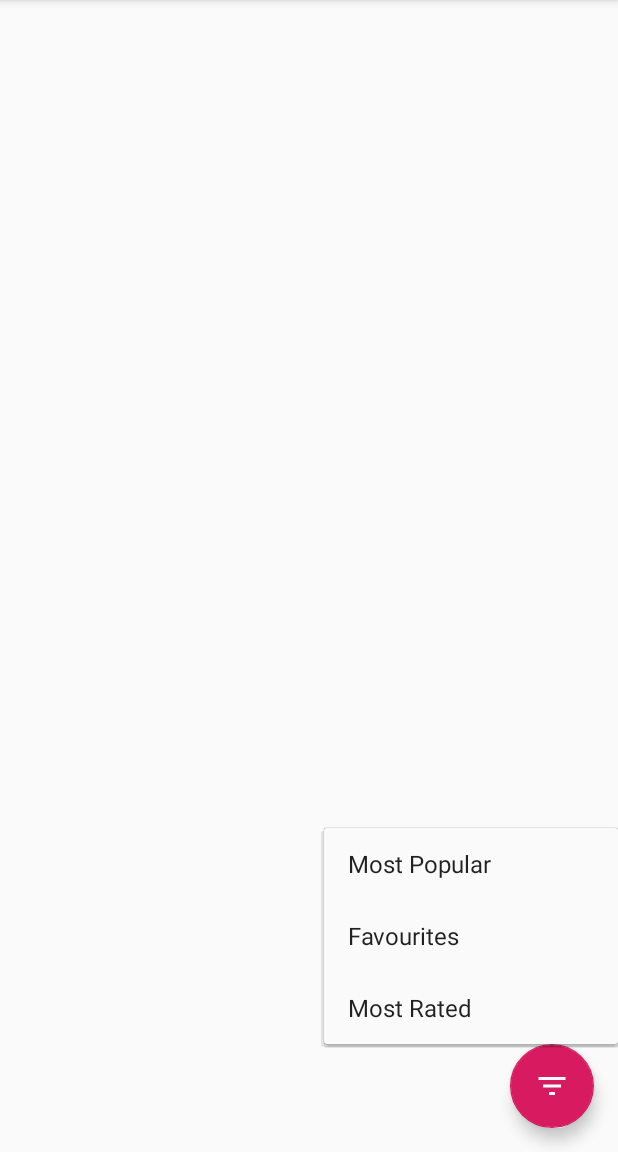
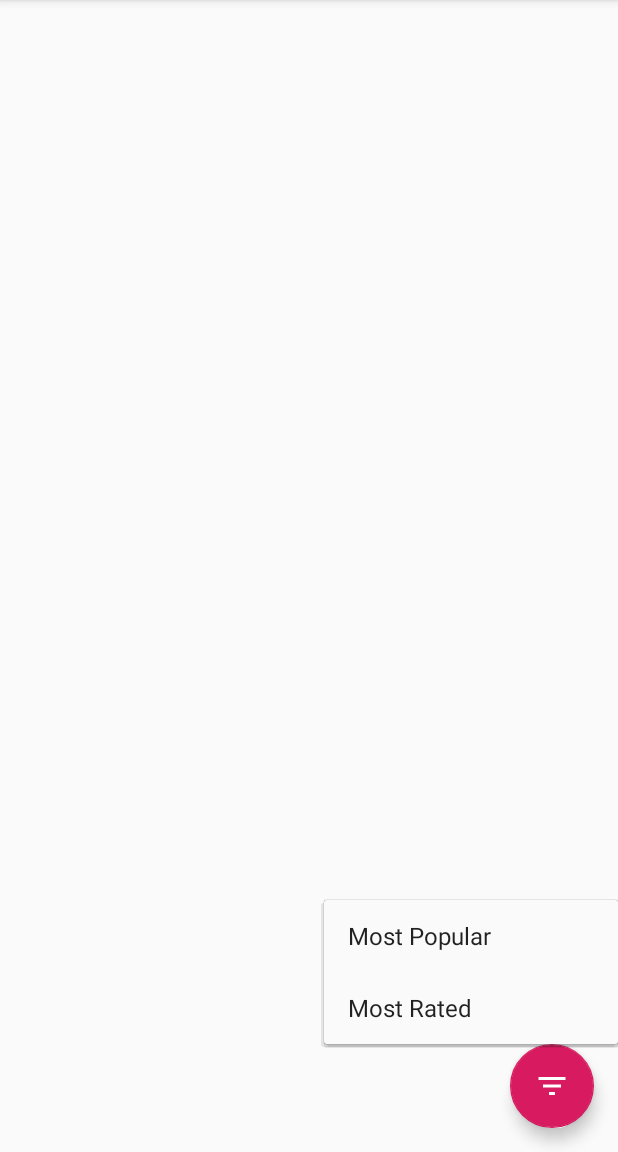
Before and after one commit to Kingdroid1/PopularMovies, an Android app: the screen it shows after launch (MainActivity), after a tap on an icon or button, on a phone screen of 412 x 824 dp, the part 84-1236 px from its top. Run offline under Robolectric (Android 15) with nearby library versions, the phone set to English and light mode, and no system bars; our stand-ins replace Picasso; pictures from the network do not load.

Commit message:
clean code

```diff
--- a/app/src/main/java/co/etornam/popularmovies/activities/MainActivity.java
+++ b/app/src/main/java/co/etornam/popularmovies/activities/MainActivity.java
@@ -84,8 +84,6 @@ public class MainActivity extends AppCompatActivity {
                             updateSharedPrefs(getString(R.string.tmdb_sort_pop_desc));
                             getMovieData(getSortMethod());
                             toolbar.setTitle(getResources().getString(R.string.action_popular));
-                        } else if (item.getItemId() == R.id.action_favourite) {
-                            Toast.makeText(MainActivity.this, "Favourites", Toast.LENGTH_SHORT).show();
                         } else if (item.getItemId() == R.id.action_rated) {
                             updateSharedPrefs(getString(R.string.tmdb_sort_rate_avg_desc));
                             getMovieData(getSortMethod());
--- a/app/src/main/res/menu/menu_main.xml
+++ b/app/src/main/res/menu/menu_main.xml
@@ -7,11 +7,6 @@
         android:title="@string/action_popular" />
 
     <item
-        android:id="@+id/action_favourite"
-        android:orderInCategory="100"
-        android:title="@string/action_favourite" />
-
-    <item
         android:id="@+id/action_rated"
         android:orderInCategory="100"
         android:title="@string/action_rated" />
```
